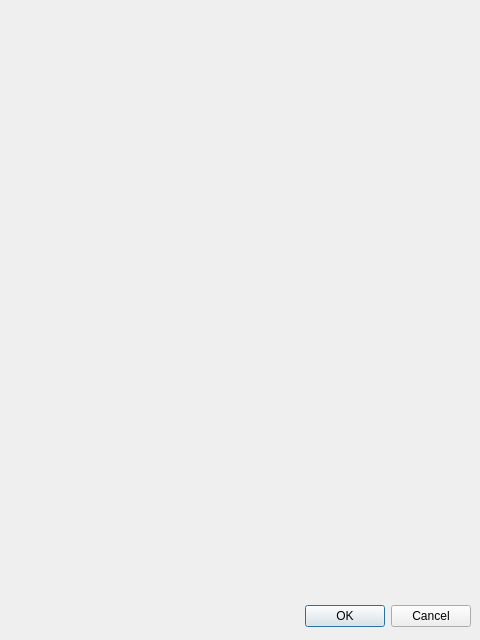
This is acerca.ui in C-A-L-E-L/Qt_Salario as Qt 5 draws it before an edit. The edited form follows.
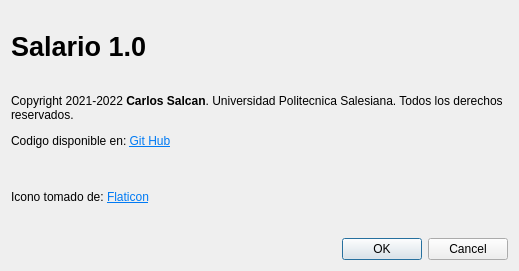
This is the edited form.

```diff
--- a/acerca.ui
+++ b/acerca.ui
@@ -5,29 +5,73 @@
    <rect>
     <x>0</x>
     <y>0</y>
-    <width>480</width>
-    <height>640</height>
+    <width>519</width>
+    <height>271</height>
    </rect>
   </property>
   <property name="windowTitle">
    <string>Dialog</string>
   </property>
-  <widget class="QDialogButtonBox" name="buttonBox">
-   <property name="geometry">
-    <rect>
-     <x>10</x>
-     <y>600</y>
-     <width>461</width>
-     <height>32</height>
-    </rect>
-   </property>
-   <property name="orientation">
-    <enum>Qt::Horizontal</enum>
-   </property>
-   <property name="standardButtons">
-    <set>QDialogButtonBox::Cancel|QDialogButtonBox::Ok</set>
-   </property>
-  </widget>
+  <layout class="QVBoxLayout" name="verticalLayout">
+   <item>
+    <widget class="QLabel" name="label">
+     <property name="font">
+      <font>
+       <pointsize>20</pointsize>
+       <weight>75</weight>
+       <bold>true</bold>
+      </font>
+     </property>
+     <property name="text">
+      <string>Salario 1.0</string>
+     </property>
+    </widget>
+   </item>
+   <item>
+    <widget class="QLabel" name="label_2">
+     <property name="font">
+      <font>
+       <pointsize>9</pointsize>
+      </font>
+     </property>
+     <property name="text">
+      <string>&lt;html&gt;&lt;head/&gt;&lt;body&gt;&lt;p&gt;Copyright 2021-2022 &lt;span style=&quot; font-weight:600;&quot;&gt;Carlos Salcan&lt;/span&gt;. Universidad Politecnica Salesiana. Todos los derechos reservados. &lt;/p&gt;&lt;p&gt;Codigo disponible en: &lt;a href=&quot;https://github.com/C-A-L-E-L/P59_Qt_Salario&quot;&gt;&lt;span style=&quot; text-decoration: underline; color:#007af4;&quot;&gt;Git Hub&lt;/span&gt;&lt;/a&gt;&lt;/p&gt;&lt;/body&gt;&lt;/html&gt;</string>
+     </property>
+     <property name="wordWrap">
+      <bool>true</bool>
+     </property>
+    </widget>
+   </item>
+   <item>
+    <widget class="QLabel" name="label_3">
+     <property name="text">
+      <string>&lt;html&gt;&lt;head/&gt;&lt;body&gt;&lt;p&gt;Icono tomado de: &lt;a href=&quot;https://www.flaticon.es/icono-premium/salario_868890?term=salario&amp;amp;page=1&amp;amp;position=19&amp;amp;page=1&amp;amp;position=19&amp;amp;related_id=868890&amp;amp;origin=search&quot;&gt;&lt;span style=&quot; text-decoration: underline; color:#007af4;&quot;&gt;Flaticon&lt;/span&gt;&lt;/a&gt;&lt;/p&gt;&lt;/body&gt;&lt;/html&gt;</string>
+     </property>
+     <property name="scaledContents">
+      <bool>false</bool>
+     </property>
+     <property name="wordWrap">
+      <bool>false</bool>
+     </property>
+     <property name="openExternalLinks">
+      <bool>false</bool>
+     </property>
+     <property name="textInteractionFlags">
+      <set>Qt::LinksAccessibleByKeyboard|Qt::LinksAccessibleByMouse|Qt::TextBrowserInteraction|Qt::TextEditable|Qt::TextEditorInteraction|Qt::TextSelectableByKeyboard|Qt::TextSelectableByMouse</set>
+     </property>
+    </widget>
+   </item>
+   <item>
+    <widget class="QDialogButtonBox" name="buttonBox">
+     <property name="orientation">
+      <enum>Qt::Horizontal</enum>
+     </property>
+     <property name="standardButtons">
+      <set>QDialogButtonBox::Cancel|QDialogButtonBox::Ok</set>
+     </property>
+    </widget>
+   </item>
+  </layout>
  </widget>
  <resources/>
  <connections>
```
Left out of the diff: 3 changed lines with no effect on the pictures.
